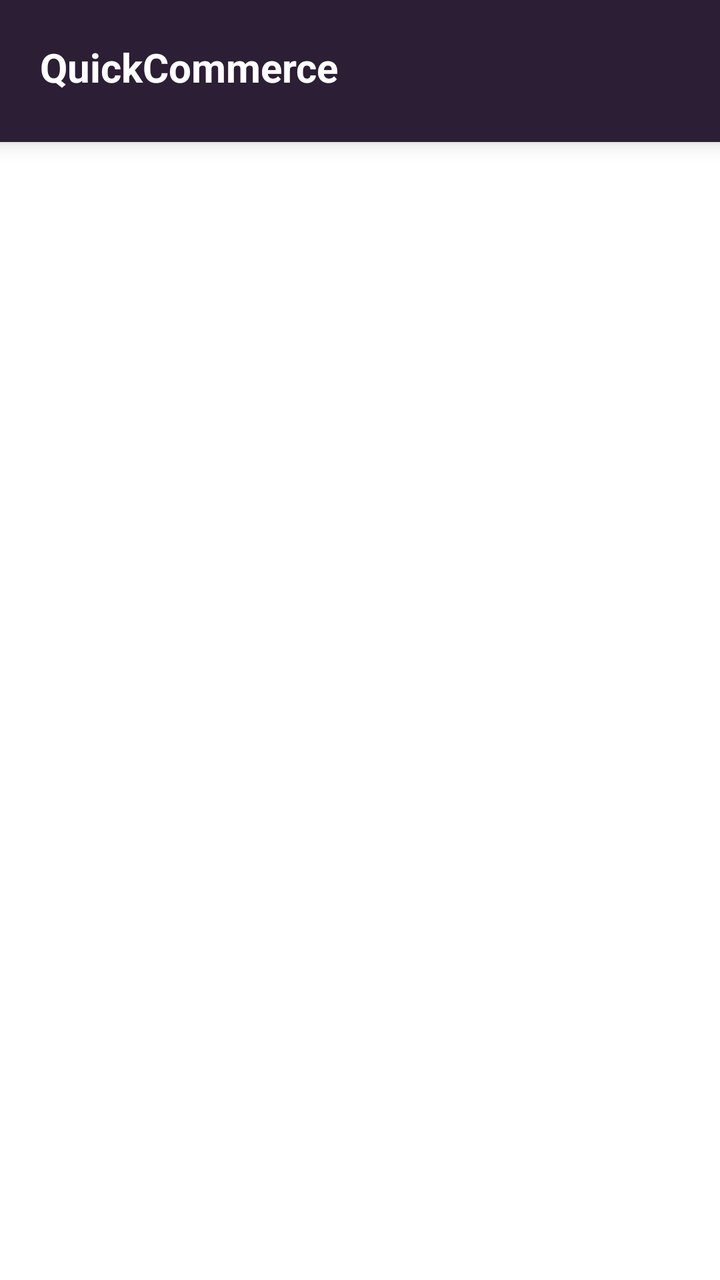
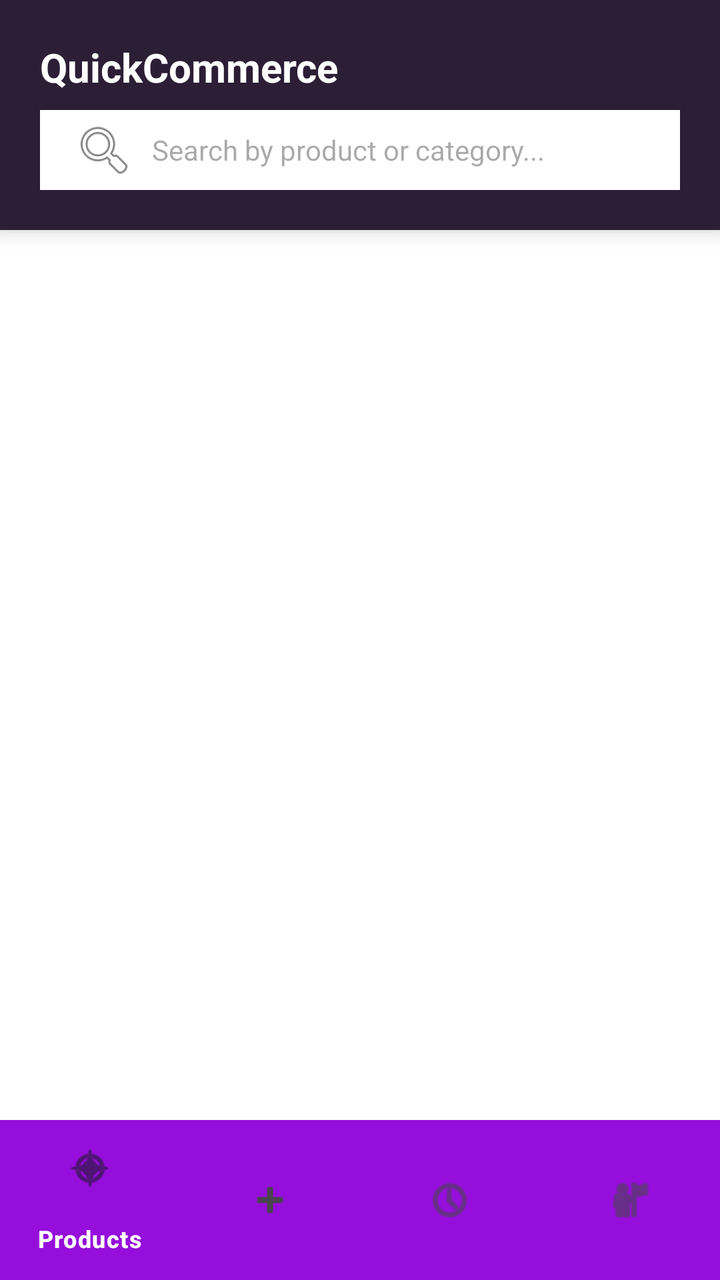

Compare the two renders of this Android layout. The source of the first and the diff that turns it into the second are given below.
<!-- AndroidManifest.xml: application theme Theme.QuickCommerceApplication -->
<!-- res/layout/activity_order_history.xml -->
<?xml version="1.0" encoding="utf-8"?>
<RelativeLayout
    android:layout_width="match_parent"
    android:layout_height="match_parent"
    android:background="@color/zepto_white"
    xmlns:android="http://schemas.android.com/apk/res/android">

    <LinearLayout
        android:id="@+id/llHeader"
        android:layout_width="match_parent"
        android:layout_height="wrap_content"
        android:orientation="vertical"
        android:background="@color/zepto_bleached_cedar"
        android:paddingHorizontal="20dp"
        android:paddingTop="20dp"
        android:paddingBottom="20dp"
        android:elevation="6dp">

        <TextView
            android:layout_width="wrap_content"
            android:layout_height="wrap_content"
            android:layout_centerVertical="true"
            android:text="QuickCommerce"
            android:textSize="20sp"
            android:textStyle="bold"
            android:textColor="@color/zepto_white"
            android:layout_marginBottom="4dp"/>
    </LinearLayout>
        <androidx.recyclerview.widget.RecyclerView
        android:id="@+id/rvHistory"
        android:layout_width="match_parent"
        android:layout_height="match_parent"
        android:layout_marginTop="80dp"
        android:paddingTop="20dp"
        android:padding="6dp"
        android:clipToPadding="false"/>

</RelativeLayout>
<!-- resources referenced by this layout -->
<resources>
  <color name="zepto_bleached_cedar">#2B1E35</color>
  <color name="zepto_white">#FFFFFF</color>
  <style name="Theme.QuickCommerceApplication" parent="Base.Theme.QuickCommerceApplication" />
  <style name="Base.Theme.QuickCommerceApplication" parent="Theme.Material3.DayNight.NoActionBar">
          
          
      </style>
</resources>

<!-- the commit's change to res/layout/activity_order_history.xml (unified diff, before → after) -->
@@ -1,38 +1,73 @@
 <?xml version="1.0" encoding="utf-8"?>
 <RelativeLayout
+    xmlns:android="http://schemas.android.com/apk/res/android"
+    xmlns:app="http://schemas.android.com/apk/res-auto"
     android:layout_width="match_parent"
-    android:layout_height="match_parent"
     android:background="@color/zepto_white"
-    xmlns:android="http://schemas.android.com/apk/res/android">
+    android:layout_height="match_parent">
 
-    <LinearLayout
-        android:id="@+id/llHeader"
+    <include
+        android:id="@+id/topHeader"
+        layout="@layout/layout_top_header"
         android:layout_width="match_parent"
         android:layout_height="wrap_content"
-        android:orientation="vertical"
-        android:background="@color/zepto_bleached_cedar"
-        android:paddingHorizontal="20dp"
-        android:paddingTop="20dp"
-        android:paddingBottom="20dp"
-        android:elevation="6dp">
+        android:layout_alignParentTop="true" />
 
-        <TextView
-            android:layout_width="wrap_content"
-            android:layout_height="wrap_content"
-            android:layout_centerVertical="true"
-            android:text="QuickCommerce"
-            android:textSize="20sp"
-            android:textStyle="bold"
-            android:textColor="@color/zepto_white"
-            android:layout_marginBottom="4dp"/>
-    </LinearLayout>
+    <com.google.android.material.bottomnavigation.BottomNavigationView
+        android:id="@+id/bottomNavigation"
+        android:layout_width="match_parent"
+        android:layout_height="wrap_content"
+        android:layout_alignParentBottom="true"
+        android:background="@color/zepto_purple"
+        app:itemTextColor="@color/zepto_white"
+        app:elevation="8dp"
+        app:menu="@menu/bottom_nav_menu"/>
+
         <androidx.recyclerview.widget.RecyclerView
-        android:id="@+id/rvHistory"
-        android:layout_width="match_parent"
-        android:layout_height="match_parent"
-        android:layout_marginTop="80dp"
-        android:paddingTop="20dp"
-        android:padding="6dp"
-        android:clipToPadding="false"/>
+            android:layout_above="@id/bottomNavigation"
+            android:layout_below="@+id/topHeader"
+            android:id="@+id/rvHistory"
+            android:layout_width="match_parent"
+            android:layout_height="match_parent"
+            android:layout_marginTop="80dp"
+            android:paddingTop="20dp"
+            android:padding="6dp"
+            android:clipToPadding="false"/>
 
 </RelativeLayout>
+<!-- res/layout/layout_top_header.xml (included above) -->
+<?xml version="1.0" encoding="utf-8"?>
+<LinearLayout
+    xmlns:android="http://schemas.android.com/apk/res/android"
+    android:id="@+id/llHeader"
+    android:layout_width="match_parent"
+    android:layout_height="wrap_content"
+    android:orientation="vertical"
+    android:background="@color/zepto_bleached_cedar"
+    android:paddingHorizontal="20dp"
+    android:paddingTop="20dp"
+    android:paddingBottom="20dp"
+    android:elevation="6dp">
+
+    <TextView
+        android:layout_width="wrap_content"
+        android:layout_height="wrap_content"
+        android:text="QuickCommerce"
+        android:textSize="20sp"
+        android:textStyle="bold"
+        android:textColor="@color/zepto_white"
+        android:layout_marginBottom="8dp"/>
+
+    <AutoCompleteTextView
+        android:id="@+id/actvSearch"
+        android:layout_width="match_parent"
+        android:layout_height="40dp"
+        android:background="@color/zepto_white"
+        android:hint="Search by product or category..."
+        android:paddingHorizontal="16dp"
+        android:drawableStart="@android:drawable/ic_menu_search"
+        android:drawablePadding="8dp"
+        android:textSize="14sp"
+        android:completionThreshold="1"
+        android:singleLine="true" />
+</LinearLayout>
<!-- resource entries referenced after the edit -->
@@ -1,6 +1,7 @@
 <!-- resources referenced by this layout -->
 <resources>
   <color name="zepto_bleached_cedar">#2B1E35</color>
+  <color name="zepto_purple">#950EDB</color>
   <color name="zepto_white">#FFFFFF</color>
   <style name="Theme.QuickCommerceApplication" parent="Base.Theme.QuickCommerceApplication" />
   <style name="Base.Theme.QuickCommerceApplication" parent="Theme.Material3.DayNight.NoActionBar">
